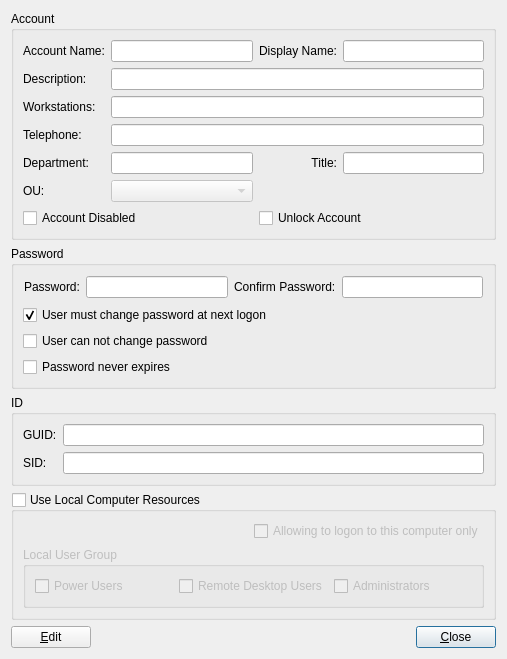
This is src/usermanager/aduserinfo/aduserinfowidget.ui in ihehui/plugins as Qt 5 draws it before an edit. The edited form follows.
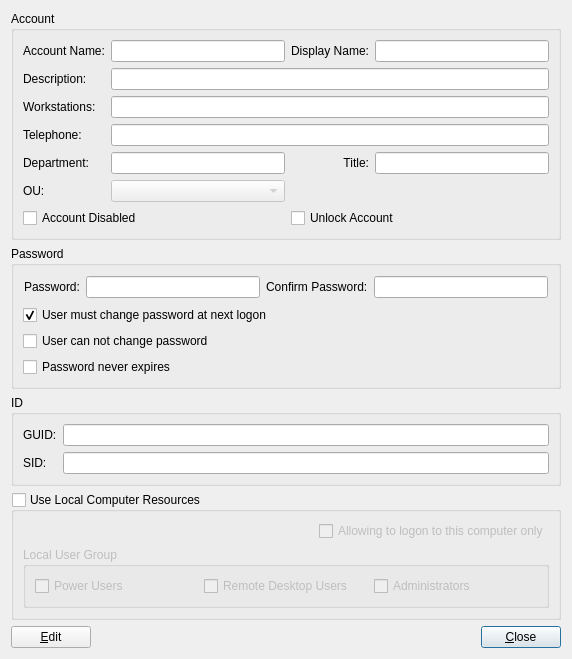
This is the edited form.

The edit to the form file:
```diff
--- a/src/usermanager/aduserinfo/aduserinfowidget.ui
+++ b/src/usermanager/aduserinfo/aduserinfowidget.ui
@@ -6,7 +6,7 @@
    <rect>
     <x>0</x>
     <y>0</y>
-    <width>507</width>
+    <width>572</width>
     <height>575</height>
    </rect>
   </property>
```
